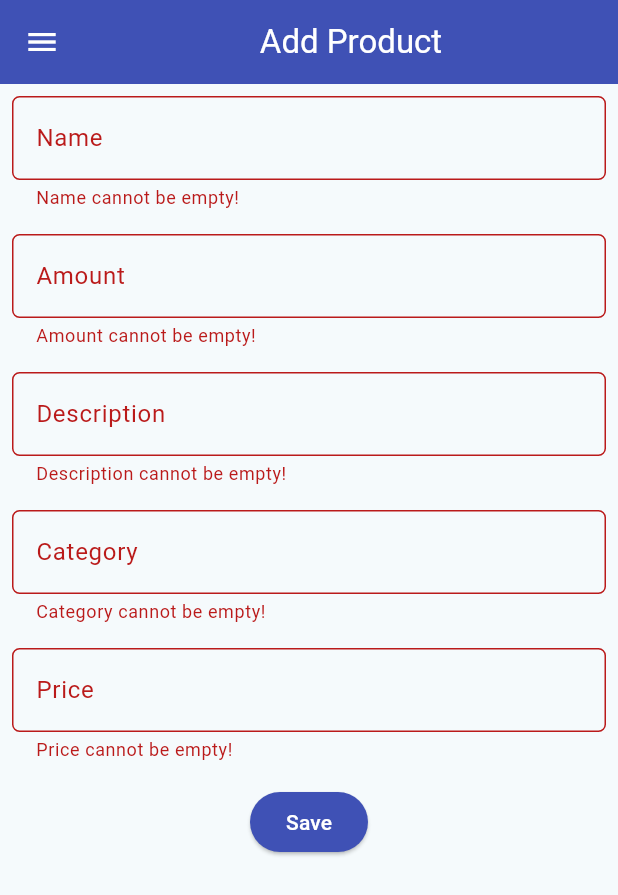
After one commit to kawijayaa/inventaris_mobile, a Flutter app: the AddProductPage screen opened directly, after a tap on "Save", on a phone screen of 412 x 824 dp. The commit adds this screen. Shown: the top 895 px of the screen. Run offline on Flutter 3.47's test engine with Material 2 defaults, Android fonts, the phone set to English and light mode, and no system bars.

Commit message:
Assignment 8

```diff
--- a/lib/main.dart
+++ b/lib/main.dart
@@ -1,5 +1,5 @@
 import 'package:flutter/material.dart';
-import 'package:inventaris_mobile/menu.dart';
+import 'package:inventaris_mobile/screens/menu.dart';
 
 void main() {
   runApp(const MyApp());
--- /dev/null
+++ b/lib/models/product.dart
@@ -0,0 +1,9 @@
+class Product {
+  final String name;
+  final int amount;
+  final String description;
+  final String category;
+  final int price;
+
+  Product(this.name, this.amount, this.description, this.category, this.price);
+}
--- /dev/null
+++ b/lib/screens/add_product.dart
@@ -0,0 +1,219 @@
+import 'package:flutter/material.dart';
+import 'package:inventaris_mobile/models/product.dart';
+import 'package:inventaris_mobile/widgets/drawer.dart';
+import 'package:inventaris_mobile/screens/view_product.dart';
+
+class AddProductPage extends StatefulWidget {
+  const AddProductPage({super.key});
+
+  @override
+  State<AddProductPage> createState() => _AddProductPageState();
+}
+
+class _AddProductPageState extends State<AddProductPage> {
+  final _formKey = GlobalKey<FormState>();
+
+  String _name = "";
+  int _amount = 0;
+  String _description = "";
+  String _category = "";
+  int _price = 0;
+
+  @override
+  Widget build(BuildContext context) {
+    return Scaffold(
+        appBar: AppBar(
+          title: const Center(
+            child: Text(
+              'Add Product',
+            ),
+          ),
+          backgroundColor: Colors.indigo,
+          foregroundColor: Colors.white,
+        ),
+        drawer: const LeftDrawer(),
+        body: Form(
+          key: _formKey,
+          child: SingleChildScrollView(
+            child:
+                Column(crossAxisAlignment: CrossAxisAlignment.start, children: [
+              Padding(
+                padding: const EdgeInsets.all(8.0),
+                child: TextFormField(
+                  decoration: InputDecoration(
+                    hintText: "Name",
+                    labelText: "Name",
+                    border: OutlineInputBorder(
+                      borderRadius: BorderRadius.circular(5.0),
+                    ),
+                  ),
+                  onChanged: (String? value) {
+                    setState(() {
+                      _name = value!;
+                    });
+                  },
+                  validator: (String? value) {
+                    if (value == null || value.isEmpty) {
+                      return "Name cannot be empty!";
+                    }
+                    return null;
+                  },
+                ),
+              ),
+              Padding(
+                padding: const EdgeInsets.all(8.0),
+                child: TextFormField(
+                  decoration: InputDecoration(
+                    hintText: "Amount",
+                    labelText: "Amount",
+                    border: OutlineInputBorder(
+                      borderRadius: BorderRadius.circular(5.0),
+                    ),
+                  ),
+                  onChanged: (String? value) {
+                    setState(() {
+                      _amount = int.parse(value!);
+                    });
+                  },
+                  validator: (String? value) {
+                    if (value == null || value.isEmpty) {
+                      return "Amount cannot be empty!";
+                    }
+                    if (int.tryParse(value) == null) {
+                      return "Amount must be a number!";
+                    }
+                    return null;
+                  },
+                ),
+              ),
+              Padding(
+                padding: const EdgeInsets.all(8.0),
+                child: TextFormField(
+                  decoration: InputDecoration(
+                    hintText: "Description",
+                    labelText: "Description",
+                    border: OutlineInputBorder(
+                      borderRadius: BorderRadius.circular(5.0),
+                    ),
+                  ),
+                  onChanged: (String? value) {
+                    setState(() {
+                      _description = value!;
+                    });
+                  },
+                  validator: (String? value) {
+                    if (value == null || value.isEmpty) {
+                      return "Description cannot be empty!";
+                    }
+                    return null;
+                  },
+                ),
+              ),
+              Padding(
+                padding: const EdgeInsets.all(8.0),
+                child: TextFormField(
+                  decoration: InputDecoration(
+                    hintText: "Category",
+                    labelText: "Category",
+                    border: OutlineInputBorder(
+                      borderRadius: BorderRadius.circular(5.0),
+                    ),
+                  ),
+                  onChanged: (String? value) {
+                    setState(() {
+                      _category = value!;
+                    });
+                  },
+                  validator: (String? value) {
+                    if (value == null || value.isEmpty) {
+                      return "Category cannot be empty!";
+                    }
+                    return null;
+                  },
+                ),
+              ),
+              Padding(
+                padding: const EdgeInsets.all(8.0),
+                child: TextFormField(
+                  decoration: InputDecoration(
+                    hintText: "Price",
+                    labelText: "Price",
+                    border: OutlineInputBorder(
+                      borderRadius: BorderRadius.circular(5.0),
+                    ),
+                  ),
+                  onChanged: (String? value) {
+                    setState(() {
+                      _price = int.parse(value!);
+                    });
+                  },
+                  validator: (String? value) {
+                    if (value == null || value.isEmpty) {
+                      return "Price cannot be empty!";
+                    }
+                    if (int.tryParse(value) == null) {
+                      return "Price must be a number!";
+                    }
+                    return null;
+                  },
+                ),
+              ),
+              Align(
+                alignment: Alignment.bottomCenter,
+                child: Padding(
+                  padding: const EdgeInsets.all(8.0),
+                  child: ElevatedButton(
+                    style: ButtonStyle(
+                      backgroundColor: MaterialStateProperty.all(Colors.indigo),
+                    ),
+                    onPressed: () {
+                      if (_formKey.currentState!.validate()) {
+                        showDialog(
+                          context: context,
+                          builder: (context) {
+                            products.add(Product(_name, _amount, _description,
+                                _category, _price));
+                            return AlertDialog(
+                              title: const Text('Product successfully saved'),
+                              content: SingleChildScrollView(
+                                child: Column(
+                                  crossAxisAlignment: CrossAxisAlignment.start,
+                                  children: [
+                                    Text('Name: $_name'),
+                                    Text('Amount: $_amount'),
+                                    Text('Description: $_description'),
+                                    Text('Category: $_category'),
+                                    Text('Price: $_price'),
+                                  ],
+                                ),
+                              ),
+                              actions: [
+                                TextButton(
+                                  child: const Text('OK'),
+                                  onPressed: () {
+                                    Navigator.pushReplacement(
+                                        context,
+                                        MaterialPageRoute(
+                                            builder: (context) =>
+                                                const ViewProductPage()));
+                                  },
+                                ),
+                              ],
+                            );
+                          },
+                        );
+                        _formKey.currentState!.reset();
+                      }
+                    },
+                    child: const Text(
+                      "Save",
+                      style: TextStyle(color: Colors.white),
+                    ),
+                  ),
+                ),
+              ),
+            ]),
+          ),
+        ));
+  }
+}
--- /dev/null
+++ b/lib/widgets/drawer.dart
@@ -0,0 +1,83 @@
+import 'package:flutter/material.dart';
+import 'package:inventaris_mobile/screens/add_product.dart';
+import 'package:inventaris_mobile/screens/menu.dart';
+import 'package:inventaris_mobile/screens/view_product.dart';
+// import 'package:inventaris_mobile/screens/shoplist_form.dart';
+
+class LeftDrawer extends StatelessWidget {
+  const LeftDrawer({super.key});
+
+  @override
+  Widget build(BuildContext context) {
+    return Drawer(
+      child: ListView(
+        children: [
+          const DrawerHeader(
+            decoration: BoxDecoration(
+              color: Colors.indigo,
+            ),
+            child: Column(
+              children: [
+                Text(
+                  'INVENTARIS',
+                  textAlign: TextAlign.center,
+                  style: TextStyle(
+                    fontSize: 30,
+                    fontWeight: FontWeight.bold,
+                    color: Colors.white,
+                  ),
+                ),
+                Padding(padding: EdgeInsets.all(10)),
+                Text(
+                  "Write all your shopping needs here!",
+                  textAlign: TextAlign.center,
+                  style: TextStyle(
+                    fontSize: 15,
+                    fontWeight: FontWeight.normal,
+                    color: Colors.white,
+                  ),
+                ),
+              ],
+            ),
+          ),
+          ListTile(
+            leading: const Icon(Icons.home_outlined),
+            title: const Text('Home Page'),
+            // redirect to MyHomePage
+            onTap: () {
+              Navigator.pushReplacement(
+                  context,
+                  MaterialPageRoute(
+                    builder: (context) => HomePage(),
+                  ));
+            },
+          ),
+          ListTile(
+            leading: const Icon(Icons.view_list),
+            title: const Text('View Products'),
+            onTap: () {
+              Navigator.pushReplacement(
+                  context,
+                  MaterialPageRoute(
+                    builder: (context) => const ViewProductPage(),
+                  ));
+            },
+          ),
+          ListTile(
+            leading: const Icon(Icons.add_shopping_cart),
+            title: const Text('Add Product'),
+            // redirect to ShopFormPage
+            onTap: () {
+              Navigator.pushReplacement(
+                context,
+                MaterialPageRoute(
+                  builder: (context) => const AddProductPage(),
+                ),
+              );
+            },
+          ),
+        ],
+      ),
+    );
+  }
+}
```
Also changed, not shown: lib/screens/menu.dart (renamed from lib/menu.dart, +5 -43 lines), lib/screens/view_product.dart (added, +67 -0 lines), lib/widgets/homebutton.dart (added, +60 -0 lines), 1 other file.
